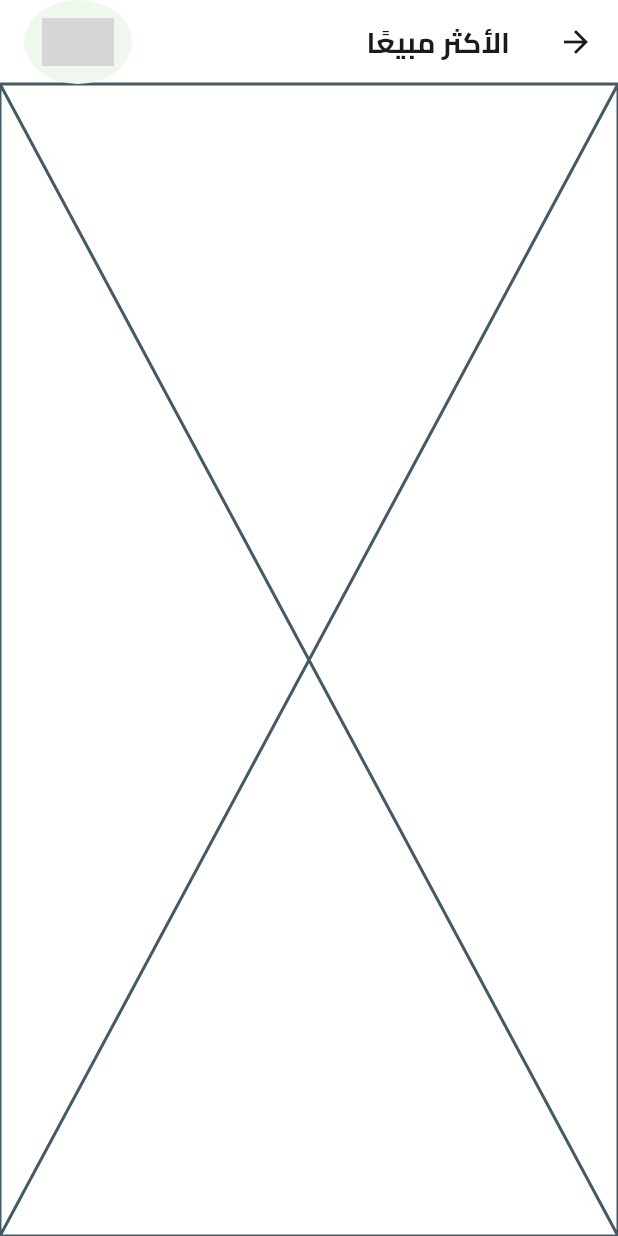
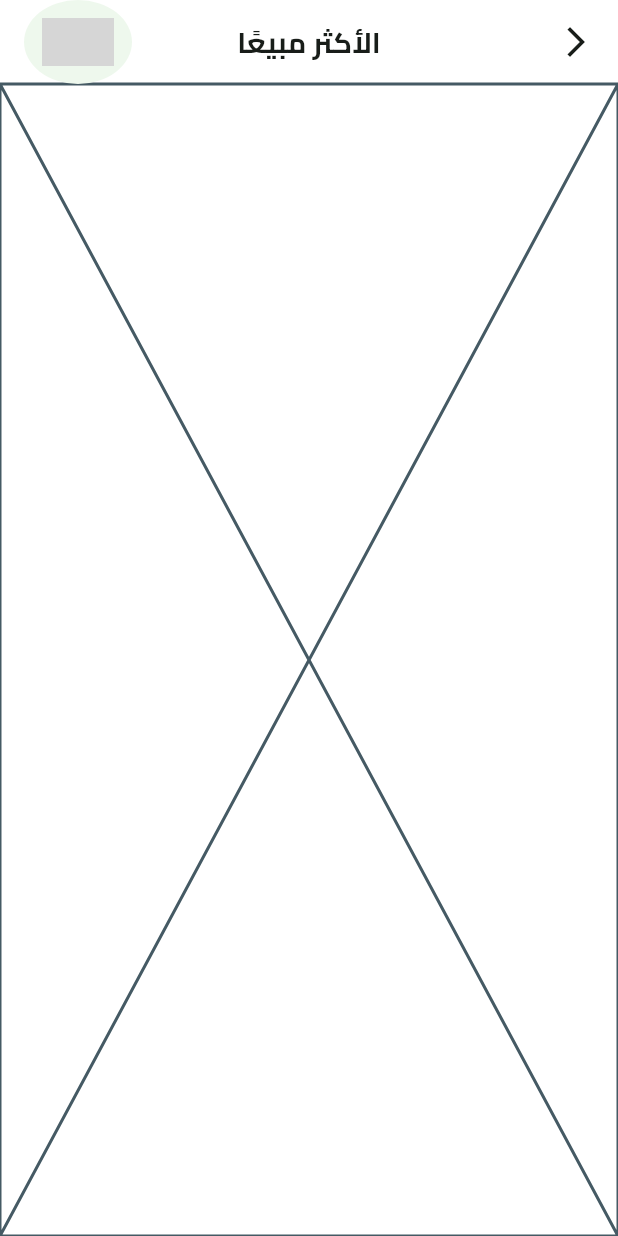
Before and after one commit to ahmed-elmaghwry/fruit_app, a Flutter app: the BestSellingView screen opened by its route, on a phone screen of 412 x 824 dp. Run offline on Flutter 3.47's test engine with Material 3 defaults, Android fonts, the phone set to English and light mode, and no system bars; our stand-ins replace bloc, cloud_firestore, dartz, dots_indicator, firebase_auth, firebase_core and 8 more; missing offline and left inert: flutter_facebook_auth, svg_flutter; accounts and stored records are empty; network calls fail; grey boxes are pictures that could not be loaded.

```diff
--- a/lib/core/widgets/build_app_bar.dart
+++ b/lib/core/widgets/build_app_bar.dart
@@ -3,18 +3,35 @@ import 'package:flutter/material.dart';
 import '../utils/app_text_styles.dart';
 import 'notification_widget.dart';
 
-AppBar buildAppBar(BuildContext context, {required String title}) {
+AppBar buildAppBar(context,
+    {required String title,
+      bool showBackButton = true,
+      bool showNotification = true}) {
   return AppBar(
-    actions: const [
-      Padding(
-        padding: EdgeInsets.symmetric(horizontal: 16),
-        child: NotificationWidget(),
+    backgroundColor: Colors.transparent,
+    actions: [
+      Visibility(
+        visible: showNotification,
+        child: const Padding(
+          padding: EdgeInsets.symmetric(horizontal: 16),
+          child: NotificationWidget(),
+        ),
+      )
+    ],
+    leading: Visibility(
+      visible: showBackButton,
+      child: GestureDetector(
+        onTap: () {
+          Navigator.pop(context);
+        },
+        child: const Icon(
+          Icons.arrow_back_ios_new,
+        ),
       ),
-    ],
-    backgroundColor: Colors.transparent,
-    elevation: 0,
-    title:  Text(
-    title,
+    ),
+    centerTitle: true,
+    title: Text(
+      title,
       textAlign: TextAlign.center,
       style: TextStyles.bold19,
     ),
--- a/lib/features/auth/presentation/views/signin_view.dart
+++ b/lib/features/auth/presentation/views/signin_view.dart
@@ -17,7 +17,7 @@ class SigninView extends StatelessWidget {
         getIt.get<AuthRepo>(),
       ),
       child: Scaffold(
-        appBar: buildAppBar(context, title: 'تسجيل دخول'),
+        appBar: CustomAppBar(context, title: 'تسجيل دخول'),
         body: const SigninViewBodyBlocConsumer(),
       ),
     );
--- a/lib/features/home/presentation/views/main_view.dart
+++ b/lib/features/home/presentation/views/main_view.dart
@@ -2,6 +2,7 @@ import 'package:flutter/material.dart';
 import 'package:fruit_hub/features/home/presentation/views/products_view.dart';
 import 'package:fruit_hub/features/home/presentation/views/widgets/custom_bottom_navigation_bar.dart';
 
+import 'cart_view.dart';
 import 'home_view.dart';
 
 class MainView extends StatefulWidget {
@@ -32,7 +33,7 @@ class _MainViewState extends State<MainView> {
           children: const [
             HomeView(),
             ProductsView(),
-            ProductsView(),
+            CartView(),
             ProductsView(),
           ],),
       ),
--- a/lib/features/home/presentation/views/widgets/products_view_body.dart
+++ b/lib/features/home/presentation/views/widgets/products_view_body.dart
@@ -34,7 +34,7 @@ class _ProductsViewBodyState extends State<ProductsViewBody> {
                 const SizedBox(
                   height: kTopPaddding,
                 ),
-                 buildAppBar(context, title: 'المنتجات'),
+                 buildAppBar(context, title: 'المنتجات',showBackButton: false),
                 // const build,
                 const SizedBox(
                   height: 16,
```
Also changed, not shown: lib/core/widgets/custom_app_bar.dart (+2 -10 lines), lib/features/home/presentation/views/cart_view.dart (added, +11 -0 lines), lib/features/home/presentation/views/widgets/cart_header.dart (added, +24 -0 lines), lib/features/home/presentation/views/widgets/cart_view_body.dart (added, +42 -0 lines).
